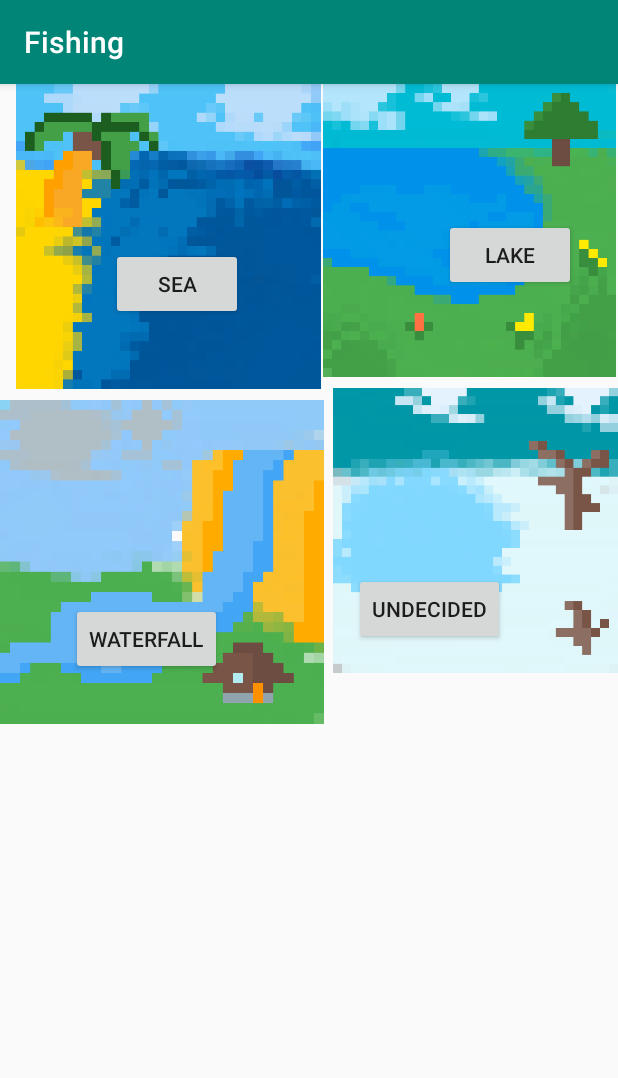
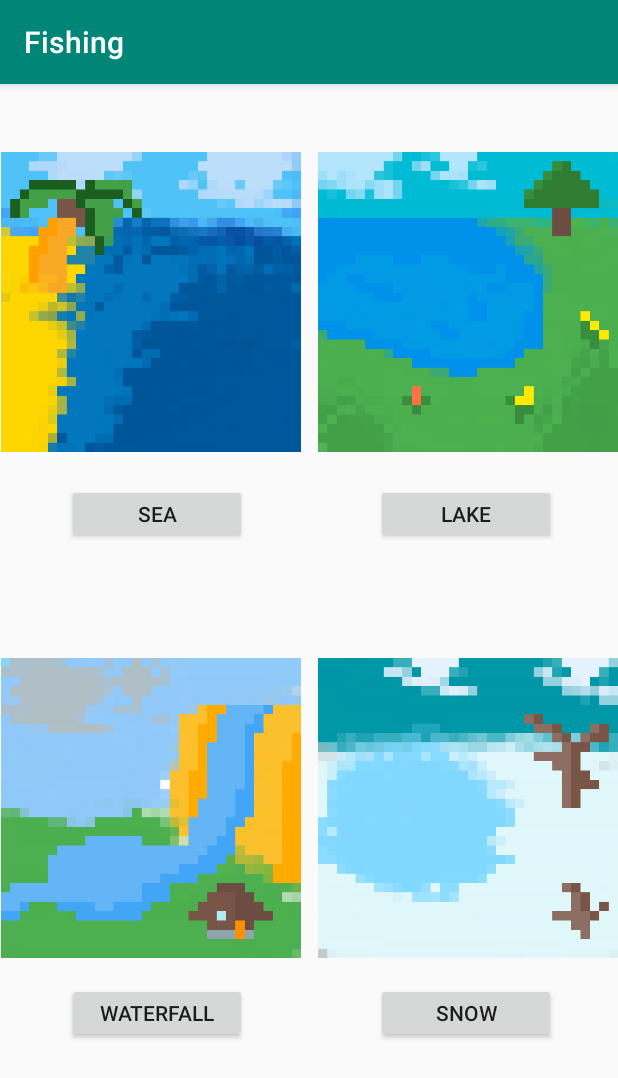
Before and after one commit to l1244042551/Fishing, an Android app: the GameActivity screen opened directly, with no data from a screen before it, on a phone screen of 412 x 824 dp. Shown: the top 1078 px of the screen. Run offline under Robolectric (Android 15) with nearby library versions, the phone set to English and light mode, and no system bars.

Commit message:
initial pictures updated.

```diff
--- a/app/src/main/java/com/example/fishing/GameActivity.java
+++ b/app/src/main/java/com/example/fishing/GameActivity.java
@@ -22,7 +22,7 @@ public class GameActivity extends AppCompatActivity {
         lake = findViewById(R.id.Lake);
         waterfall = findViewById(R.id.Waterfall);
         sea = findViewById(R.id.Sea);
-        undecided = findViewById(R.id.undecided);
+        undecided = findViewById(R.id.Snow);
         lake.setOnClickListener(new View.OnClickListener() {
             @Override
             public void onClick(View v) {
--- a/app/src/main/res/layout/activity_game.xml
+++ b/app/src/main/res/layout/activity_game.xml
@@ -9,100 +9,100 @@
 
     <Button
         android:id="@+id/Sea"
-        android:layout_width="wrap_content"
-        android:layout_height="wrap_content"
+        android:layout_width="120dp"
+        android:layout_height="40dp"
         android:text="Sea"
         app:layout_constraintBottom_toBottomOf="parent"
         app:layout_constraintEnd_toEndOf="parent"
-        app:layout_constraintHorizontal_bias="0.229"
+        app:layout_constraintHorizontal_bias="0.154"
         app:layout_constraintStart_toStartOf="parent"
         app:layout_constraintTop_toTopOf="parent"
-        app:layout_constraintVertical_bias="0.152" />
+        app:layout_constraintVertical_bias="0.366" />
 
     <Button
         android:id="@+id/Lake"
-        android:layout_width="wrap_content"
-        android:layout_height="wrap_content"
+        android:layout_width="120dp"
+        android:layout_height="40dp"
         android:text="Lake"
         android:visibility="visible"
         app:layout_constraintBottom_toBottomOf="parent"
         app:layout_constraintEnd_toEndOf="parent"
-        app:layout_constraintHorizontal_bias="0.913"
+        app:layout_constraintHorizontal_bias="0.859"
         app:layout_constraintStart_toStartOf="parent"
         app:layout_constraintTop_toTopOf="parent"
-        app:layout_constraintVertical_bias="0.125"
+        app:layout_constraintVertical_bias="0.366"
         tools:visibility="visible" />
 
     <Button
         android:id="@+id/Waterfall"
-        android:layout_width="wrap_content"
-        android:layout_height="wrap_content"
+        android:layout_width="120dp"
+        android:layout_height="40dp"
         android:text="Waterfall"
         app:layout_constraintBottom_toBottomOf="parent"
         app:layout_constraintEnd_toEndOf="parent"
-        app:layout_constraintHorizontal_bias="0.153"
+        app:layout_constraintHorizontal_bias="0.154"
         app:layout_constraintStart_toStartOf="parent"
         app:layout_constraintTop_toTopOf="parent"
-        app:layout_constraintVertical_bias="0.481" />
+        app:layout_constraintVertical_bias="0.823" />
 
     <Button
-        android:id="@+id/undecided"
-        android:layout_width="wrap_content"
-        android:layout_height="wrap_content"
-        android:text="undecided"
+        android:id="@+id/Snow"
+        android:layout_width="120dp"
+        android:layout_height="40dp"
+        android:text="Snow"
         app:layout_constraintBottom_toBottomOf="parent"
         app:layout_constraintEnd_toEndOf="parent"
-        app:layout_constraintHorizontal_bias="0.759"
+        app:layout_constraintHorizontal_bias="0.859"
         app:layout_constraintStart_toStartOf="parent"
         app:layout_constraintTop_toTopOf="parent"
-        app:layout_constraintVertical_bias="0.453" />
+        app:layout_constraintVertical_bias="0.823" />
 
     <ImageView
         android:id="@+id/imageView5"
-        android:layout_width="190dp"
-        android:layout_height="365dp"
+        android:layout_width="200dp"
+        android:layout_height="200dp"
         app:layout_constraintBottom_toBottomOf="parent"
         app:layout_constraintEnd_toEndOf="parent"
         app:layout_constraintHorizontal_bias="1.0"
         app:layout_constraintStart_toStartOf="parent"
         app:layout_constraintTop_toTopOf="parent"
-        app:layout_constraintVertical_bias="0.284"
+        app:layout_constraintVertical_bias="0.674"
         app:srcCompat="@drawable/i" />
 
     <ImageView
         android:id="@+id/imageView6"
-        android:layout_width="224dp"
-        android:layout_height="203dp"
+        android:layout_width="200dp"
+        android:layout_height="200dp"
         app:layout_constraintBottom_toBottomOf="parent"
         app:layout_constraintEnd_toEndOf="parent"
-        app:layout_constraintHorizontal_bias="0.0"
+        app:layout_constraintHorizontal_bias="0.004"
         app:layout_constraintStart_toStartOf="parent"
         app:layout_constraintTop_toTopOf="parent"
-        app:layout_constraintVertical_bias="0.0"
+        app:layout_constraintVertical_bias="0.08"
         app:srcCompat="@drawable/as" />
 
     <ImageView
         android:id="@+id/imageView7"
-        android:layout_width="198dp"
-        android:layout_height="195dp"
+        android:layout_width="200dp"
+        android:layout_height="200dp"
         app:layout_constraintBottom_toBottomOf="parent"
         app:layout_constraintEnd_toEndOf="parent"
         app:layout_constraintHorizontal_bias="1.0"
         app:layout_constraintStart_toStartOf="parent"
         app:layout_constraintTop_toTopOf="parent"
-        app:layout_constraintVertical_bias="0.0"
+        app:layout_constraintVertical_bias="0.08"
         app:srcCompat="@drawable/l" />
 
     <ImageView
         android:id="@+id/imageView9"
-        android:layout_width="216dp"
-        android:layout_height="219dp"
+        android:layout_width="200dp"
+        android:layout_height="200dp"
         app:layout_constraintBottom_toBottomOf="parent"
         app:layout_constraintEnd_toEndOf="parent"
-        app:layout_constraintHorizontal_bias="0.0"
+        app:layout_constraintHorizontal_bias="0.004"
         app:layout_constraintStart_toStartOf="parent"
         app:layout_constraintTop_toTopOf="parent"
-        app:layout_constraintVertical_bias="0.38"
+        app:layout_constraintVertical_bias="0.674"
         app:srcCompat="@drawable/w" />
 
 </androidx.constraintlayout.widget.ConstraintLayout>
```
